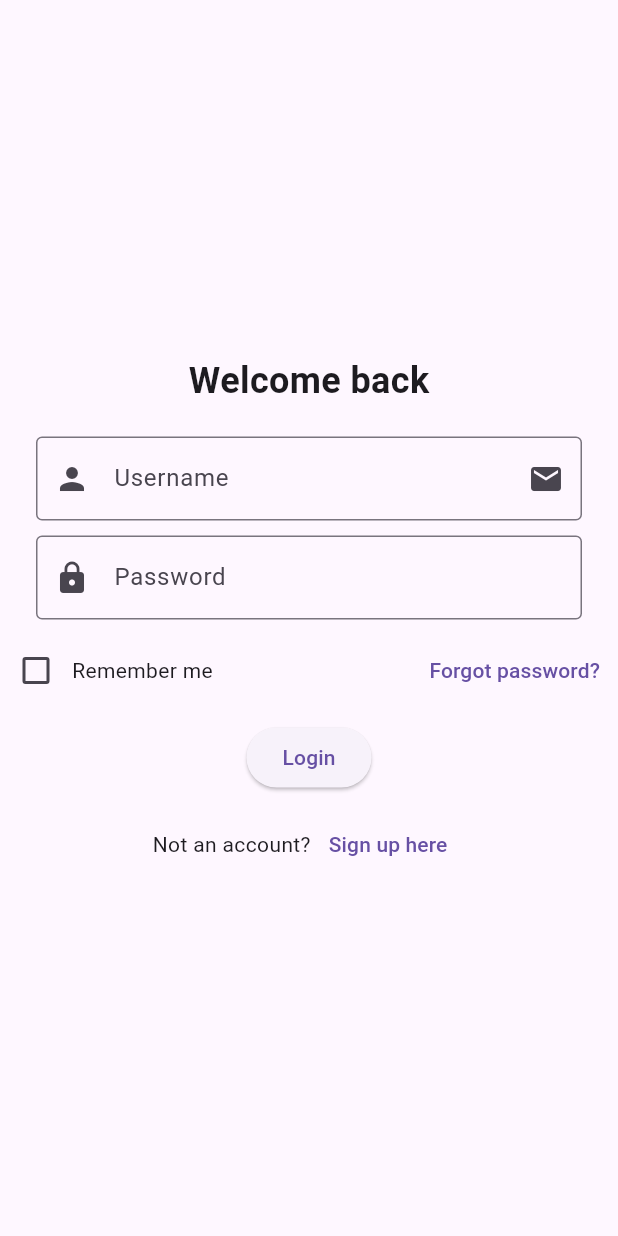
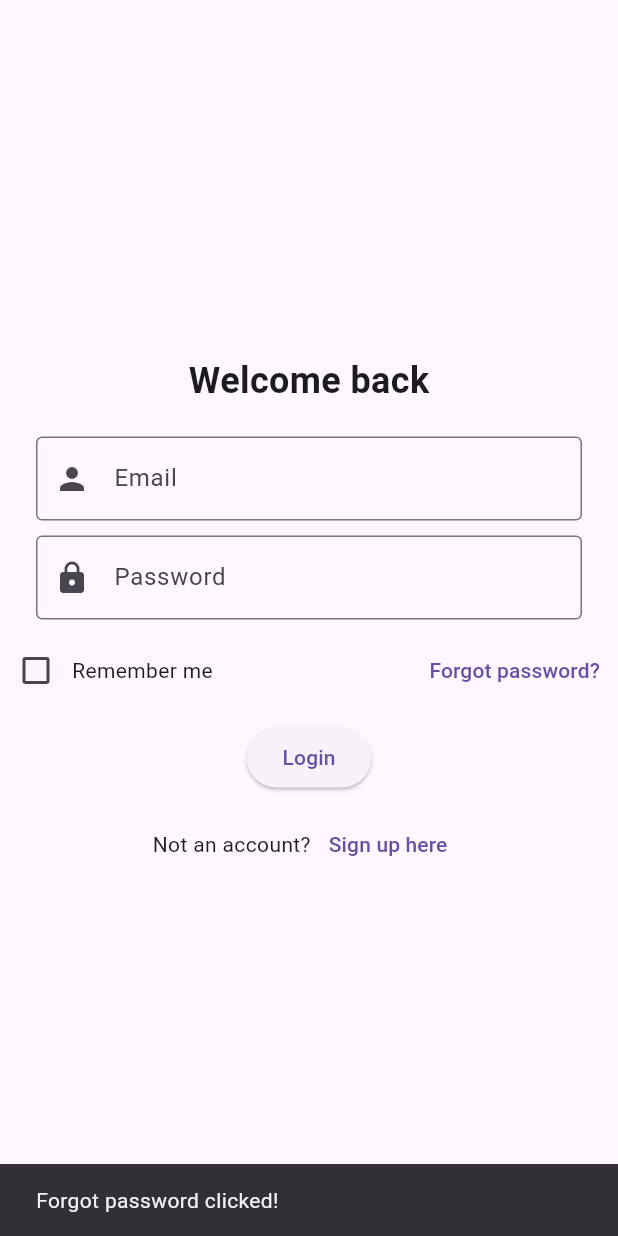
Before and after one commit to Celestial-GeekStarLord/Drone-Automation-Surveillance-System, a Flutter app: the screen it shows after launch, after a tap on "Forgot password?", on a phone screen of 412 x 824 dp. Run offline on Flutter 3.47's test engine with Material 3 defaults, Android fonts, the phone set to English and light mode, and no system bars; our stand-ins replace firebase_auth, firebase_core; accounts and stored records are empty.

Commit message:
Auth Login

```diff
--- a/lib/login_page.dart
+++ b/lib/login_page.dart
@@ -1,8 +1,67 @@
 import 'package:flutter/material.dart';
-import 'register_page.dart'; // Import register_page.dart
+import 'package:firebase_auth/firebase_auth.dart'; // Import FirebaseAuth
+import 'register_page.dart'; // Import RegisterPage
 
-class LoginPage extends StatelessWidget {
-  TextEditingController authcontroller=TextEditingController();
+class LoginPage extends StatefulWidget {
+  @override
+  _LoginPageState createState() => _LoginPageState();
+}
+
+class _LoginPageState extends State<LoginPage> {
+  final TextEditingController usernameController = TextEditingController();
+  final TextEditingController passwordController = TextEditingController();
+  final FirebaseAuth _auth = FirebaseAuth.instance;
+  bool rememberMe = false;
+  bool isLoading = false;
+
+  Future<void> _login() async {
+    setState(() {
+      isLoading = true;
+    });
+
+    try {
+      // Perform Firebase Authentication
+      UserCredential userCredential = await _auth.signInWithEmailAndPassword(
+        email: usernameController.text.trim(),
+        password: passwordController.text.trim(),
+      );
+
+      User? user = FirebaseAuth.instance.currentUser;
+
+      // Check if email is verified
+      if (user != null && !user.emailVerified) {
+        await FirebaseAuth.instance.signOut(); // Log out the user
+        ScaffoldMessenger.of(context).showSnackBar(
+          SnackBar(
+            content: Text(
+              'Please verify your email address before logging in.',
+            ),
+          ),
+        );
+      } else {
+        // Navigate to HomePage after successful login and verification
+        Navigator.pushReplacementNamed(context, '/home');
+      }
+    } on FirebaseAuthException catch (e) {
+      String errorMessage;
+      if (e.code == 'user-not-found') {
+        errorMessage = 'No user found for that email.';
+      } else if (e.code == 'wrong-password') {
+        errorMessage = 'Wrong password provided.';
+      } else {
+        errorMessage = 'Something went wrong. Please try again.';
+      }
+
+      ScaffoldMessenger.of(context).showSnackBar(
+        SnackBar(content: Text(errorMessage)),
+      );
+    } finally {
+      setState(() {
+        isLoading = false;
+      });
+    }
+  }
+
   @override
   Widget build(BuildContext context) {
     return Scaffold(
@@ -19,11 +78,10 @@ class LoginPage extends StatelessWidget {
               Padding(
                 padding: const EdgeInsets.symmetric(horizontal: 24.0),
                 child: TextField(
-                  controller: authcontroller,
+                  controller: usernameController,
                   decoration: InputDecoration(
                     prefixIcon: Icon(Icons.person),
-                    hintText: 'Username',
-                    suffixIcon:Icon(Icons.mail),
+                    hintText: 'Email',
                     border: OutlineInputBorder(),
                   ),
                 ),
@@ -32,6 +90,7 @@ class LoginPage extends StatelessWidget {
               Padding(
                 padding: const EdgeInsets.symmetric(horizontal: 24.0),
                 child: TextField(
+                  controller: passwordController,
                   obscureText: true,
                   decoration: InputDecoration(
                     prefixIcon: Icon(Icons.lock),
@@ -44,20 +103,33 @@ class LoginPage extends StatelessWidget {
               Row(
                 mainAxisAlignment: MainAxisAlignment.center,
                 children: [
-                  Checkbox(value: false, onChanged: (value) {}),
+                  Checkbox(
+                    value: rememberMe,
+                    onChanged: (value) {
+                      setState(() {
+                        rememberMe = value!;
+                      });
+                    },
+                  ),
                   Text('Remember me'),
                   Spacer(),
-                  TextButton(onPressed: () {}, child: Text('Forgot password?')),
+                  TextButton(
+                    onPressed: () {
+                      ScaffoldMessenger.of(context).showSnackBar(
+                        SnackBar(content: Text('Forgot password clicked!')),
+                      );
+                    },
+                    child: Text('Forgot password?'),
+                  ),
                 ],
               ),
               SizedBox(height: 10),
-              ElevatedButton(
-                onPressed: () {
-                  // Navigate to HomePage after login
-                  Navigator.pushReplacementNamed(context, '/home');
-                },
-                child: Text('Login'),
-              ),
+              isLoading
+                  ? CircularProgressIndicator()
+                  : ElevatedButton(
+                      onPressed: _login, // Call login logic
+                      child: Text('Login'),
+                    ),
               SizedBox(height: 10),
               Row(
                 mainAxisAlignment: MainAxisAlignment.center,
@@ -65,7 +137,6 @@ class LoginPage extends StatelessWidget {
                   Text("Not an account?"),
                   TextButton(
                     onPressed: () {
-                      // Navigate to RegisterPage when "Sign up here" is clicked
                       Navigator.push(
                         context,
                         MaterialPageRoute(builder: (context) => RegisterPage()),
```
Also changed, not shown: lib/register_page.dart (+87 -26 lines).
